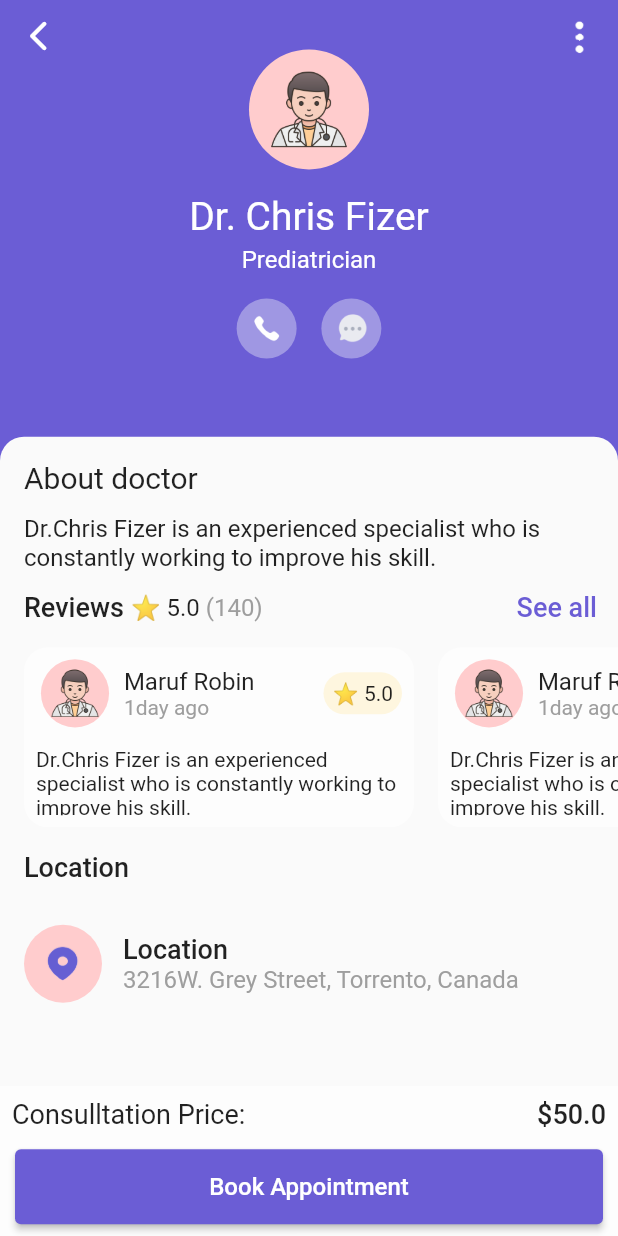
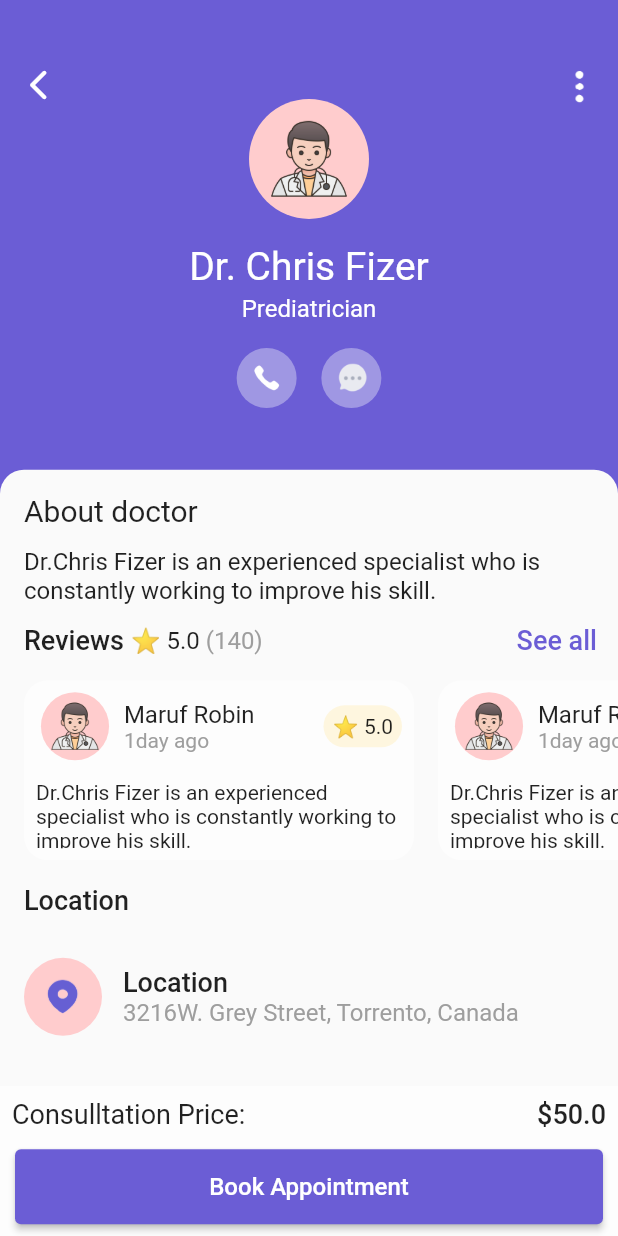
Before and after one commit to marufrobin/medical_app, a Flutter app: the screen it shows after launch, after a tap on "Dr. Chris Fizer", on a phone screen of 412 x 824 dp. Run offline on Flutter 3.47's test engine with Material 2 defaults, Android fonts, the phone set to English and light mode, and no system bars.

Commit message:
status bar transparent.

```diff
--- a/lib/main.dart
+++ b/lib/main.dart
@@ -1,4 +1,5 @@
 import 'package:flutter/material.dart';
+import 'package:flutter/services.dart';
 import 'package:medical_app/home_page.dart';
 import 'package:medical_app/pages/massages.dart';
 import 'package:medical_app/pages/schedule.dart';
@@ -18,12 +19,12 @@ class MyApp extends StatelessWidget {
 
   @override
   Widget build(BuildContext context) {
+    SystemChrome.setSystemUIOverlayStyle(
+        SystemUiOverlayStyle(statusBarColor: Colors.transparent));
     return MaterialApp(
-        home: SafeArea(
-      child: Scaffold(
-        body: HomePage(),
-        // bottomNavigationBar: BottomNavBar(),
-      ),
+        home: Scaffold(
+      body: HomePage(),
+      // bottomNavigationBar: BottomNavBar(),
     ));
   }
 }
--- a/lib/pages/doctorInfo.dart
+++ b/lib/pages/doctorInfo.dart
@@ -8,8 +8,7 @@ class DoctorInfoPage extends StatelessWidget {
   var listDoctorInfo = ModelData.doctorData();
   @override
   Widget build(BuildContext context) {
-    return SafeArea(
-        child: Scaffold(
+    return Scaffold(
       bottomSheet: Container(
         padding: EdgeInsets.all(8),
         height: 100,
@@ -52,6 +51,9 @@ class DoctorInfoPage extends StatelessWidget {
       backgroundColor: Color(0xff6B5DD5),
       body: Column(
         children: [
+          SizedBox(
+            height: MediaQuery.of(context).size.height * 0.04,
+          ),
           Expanded(
               flex: 2,
               child: Container(
@@ -152,7 +154,7 @@ class DoctorInfoPage extends StatelessWidget {
           )
         ],
       ),
-    ));
+    );
   }
 
   Container buildAboutDoctor(BuildContext context) {
```
Also changed, not shown: lib/pages/schedule.dart (+4 -5 lines).
